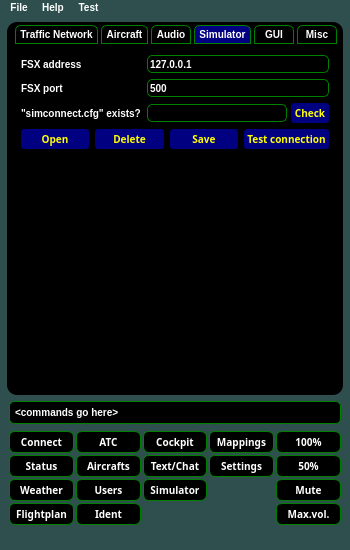
This is samples/blackgui/mainwindow.ui in swift-project/pilotclient as Qt 5 draws it before an edit. The edited form follows.
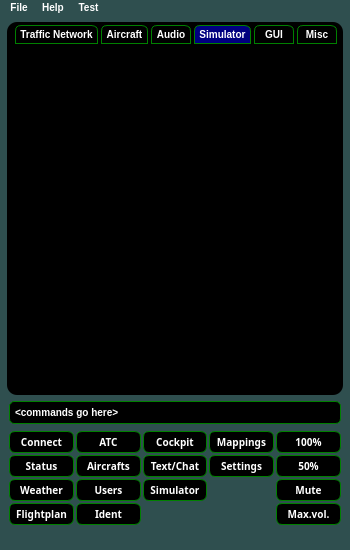
This is the edited form. The open tabs and pages were chosen to show the change. Icons and pictures are not drawn. Custom widgets are drawn as their Qt base class.

Commit message: As a follow up of refs #217, moved FSX settings into GUI component

```diff
--- a/samples/blackgui/mainwindow.ui
+++ b/samples/blackgui/mainwindow.ui
@@ -2298,113 +2298,14 @@
               </attribute>
               <layout class="QVBoxLayout" name="verticalLayout_2">
                <item>
-                <layout class="QFormLayout" name="fl_SettingsSimulator">
-                 <property name="fieldGrowthPolicy">
-                  <enum>QFormLayout::AllNonFixedFieldsGrow</enum>
+                <widget class="BlackGui::CSettingsFsxComponent" name="comp_SettingsSimulatorFsx">
+                 <property name="frameShape">
+                  <enum>QFrame::StyledPanel</enum>
                  </property>
-                 <item row="0" column="0">
-                  <widget class="QLabel" name="lbl_SettingsSimulatorFsxAddress">
-                   <property name="text">
-                    <string>FSX address</string>
-                   </property>
-                  </widget>
-                 </item>
-                 <item row="0" column="1">
-                  <widget class="QLineEdit" name="le_SettingsSimulatorFsxAddress">
-                   <property name="text">
-                    <string>127.0.0.1</string>
-                   </property>
-                  </widget>
-                 </item>
-                 <item row="1" column="0">
-                  <widget class="QLabel" name="lbl_SettingsSimulatorFsxPort">
-                   <property name="text">
-                    <string>FSX port</string>
-                   </property>
-                  </widget>
-                 </item>
-                 <item row="1" column="1">
-                  <widget class="QLineEdit" name="le_SettingsSimulatorFsxPort">
-                   <property name="text">
-                    <string>500</string>
-                   </property>
-                  </widget>
-                 </item>
-                 <item row="3" column="0" colspan="2">
-                  <layout class="QHBoxLayout" name="hl_SettingsSimulatorSimconnectCfgButtons">
-                   <item>
-                    <widget class="QPushButton" name="pb_SettingsSimulatorFsxOpenSimconnectCfg">
-                     <property name="text">
-                      <string>Open</string>
-                     </property>
-                    </widget>
-                   </item>
-                   <item>
-                    <widget class="QPushButton" name="pb_SettingsSimulatorFsxDeleteSimconnectCfg">
-                     <property name="text">
-                      <string>Delete</string>
-                     </property>
-                    </widget>
-                   </item>
-                   <item>
-                    <widget class="QPushButton" name="pb_SettingsSimulatorFsxSaveSimconnectCfg">
-                     <property name="text">
-                      <string>Save</string>
-                     </property>
-                    </widget>
-                   </item>
-                   <item>
-                    <widget class="QPushButton" name="pb_SettingsSimulatorFsxTestConnection">
-                     <property name="text">
-                      <string>Test connection</string>
-                     </property>
-                    </widget>
-                   </item>
-                  </layout>
-                 </item>
-                 <item row="2" column="0">
-                  <widget class="QLabel" name="lbl_SettingsSimulatorFsxExistsSimconncetCfg">
-                   <property name="text">
-                    <string>&quot;simconnect.cfg&quot; exists?</string>
-                   </property>
-                  </widget>
-                 </item>
-                 <item row="2" column="1">
-                  <widget class="QWidget" name="wi_SettingsSimulatorFsxExistsSimconncetCfg" native="true">
-                   <layout class="QHBoxLayout" name="hl_SettingsSimulatorFsxExistsSimconncetCfg">
-                    <property name="spacing">
-                     <number>4</number>
-                    </property>
-                    <property name="leftMargin">
-                     <number>0</number>
-                    </property>
-                    <property name="topMargin">
-                     <number>0</number>
-                    </property>
-                    <property name="rightMargin">
-                     <number>0</number>
-                    </property>
-                    <property name="bottomMargin">
-                     <number>0</number>
-                    </property>
-                    <item>
-                     <widget class="QLineEdit" name="le_SettingsSimulatorFsxExistsSimconncetCfg">
-                      <property name="readOnly">
-                       <bool>true</bool>
-                      </property>
-                     </widget>
-                    </item>
-                    <item>
-                     <widget class="QPushButton" name="pb_SettingsSimulatorFsxExistsSimconncetCfg">
-                      <property name="text">
-                       <string>Check</string>
-                      </property>
-                     </widget>
-                    </item>
-                   </layout>
-                  </widget>
-                 </item>
-                </layout>
+                 <property name="frameShadow">
+                  <enum>QFrame::Raised</enum>
+                 </property>
+                </widget>
                </item>
               </layout>
              </widget>
@@ -3302,6 +3203,12 @@
    <header>blackgui/flightplancomponent.h</header>
    <container>1</container>
   </customwidget>
+  <customwidget>
+   <class>BlackGui::CSettingsFsxComponent</class>
+   <extends>QFrame</extends>
+   <header>blackgui/settingsfsxcomponent.h</header>
+   <container>1</container>
+  </customwidget>
  </customwidgets>
  <tabstops>
   <tabstop>cb_StatusWithDBus</tabstop>
```
Left out of the diff: 14 changed lines with no effect on the pictures. The commit also changes 6 other files.
